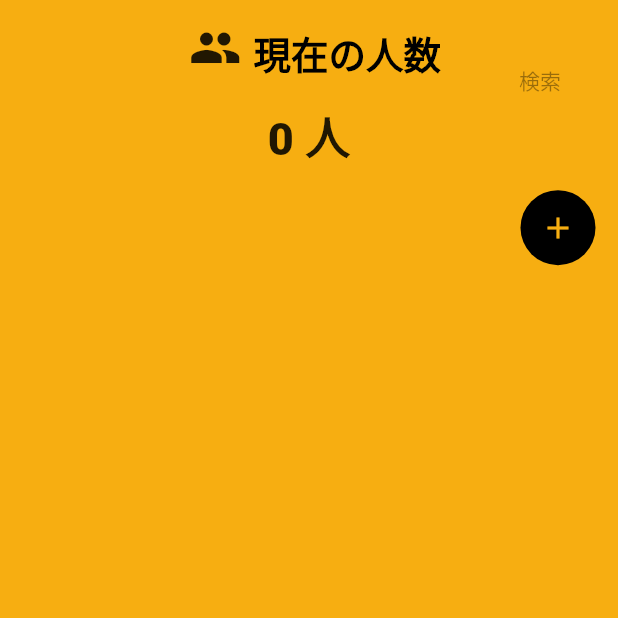
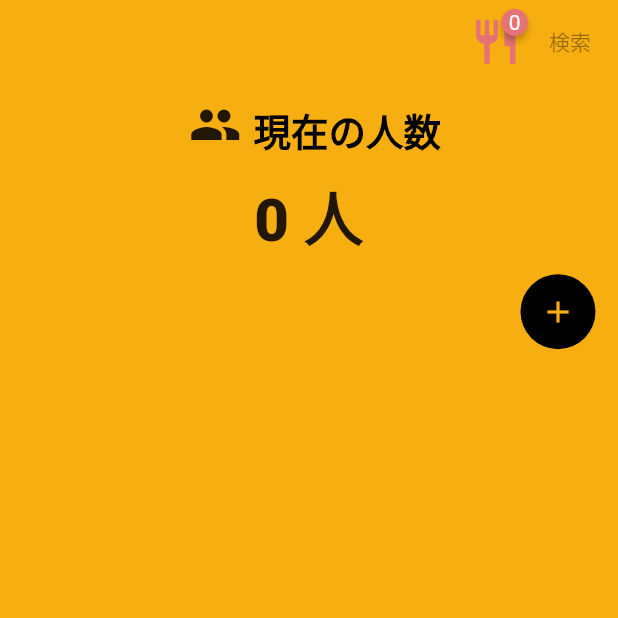
Before and after one commit to den0206/getx_map, a Flutter app: the screen it shows after launch, on a phone screen of 412 x 824 dp, the top half of it. Run offline on Flutter 3.47's test engine with Material 2 defaults, Android fonts, the phone set to English and light mode, and no system bars; drawn by our look-alikes of badges; our stand-ins replace convert, flutter_cache_manager, flutter_slidable, geolocator, get, get_storage and 2 more; missing offline and left inert: flexible_polyline, flutter_config, jp_prefecture; statements that could not run were skipped.

```diff
--- a/lib/src/model/shop.dart
+++ b/lib/src/model/shop.dart
@@ -18,6 +18,14 @@ class Shop {
   final String stationName;
   final String urls;
 
+  final String catchCopy;
+  final String avarage;
+  final int capacity;
+  final String couponUrls;
+  final String wifi;
+  final String smoking;
+  final String close;
+
   final Genre genre;
 
   bool get isFavorite {
@@ -33,12 +41,19 @@ class Shop {
     required this.address,
     required this.charter,
     required this.name,
+    required this.headerPhoto,
     required this.latLng,
     required this.photo,
-    required this.headerPhoto,
     required this.shopDetailMemo,
     required this.stationName,
     required this.urls,
+    required this.catchCopy,
+    required this.avarage,
+    required this.capacity,
+    required this.couponUrls,
+    required this.wifi,
+    required this.smoking,
+    required this.close,
     required this.genre,
   });
 
@@ -48,7 +63,7 @@ class Shop {
     final LatLng latLng = LatLng(lat, lng);
     return Shop(
       id: json['id'],
-      access: json['access'],
+      access: json['mobile_access'],
       address: json['address'],
       charter: json['charter'],
       name: json['name'],
@@ -59,6 +74,13 @@ class Shop {
       stationName: json['station_name'],
       urls: json['urls']["pc"],
       genre: Genre.fromJson(json['genre']),
+      avarage: json["budget"]["name"],
+      capacity: json["capacity"],
+      catchCopy: json["catch"],
+      couponUrls: json["coupon_urls"]["sp"],
+      wifi: json["wifi"],
+      smoking: json["non_smoking"],
+      close: json["close"],
     );
   }
 
@@ -79,6 +101,13 @@ class Shop {
       stationName: map['stationName'],
       urls: map['urls'],
       genre: Genre.fromJson(map['genre']),
+      avarage: map['avarage'],
+      capacity: map['capacity'],
+      catchCopy: map['catchCopy'],
+      couponUrls: map['couponUrls'],
+      close: map['close'],
+      smoking: map['smoking'],
+      wifi: map['wifi'],
     );
   }
 
@@ -97,6 +126,13 @@ class Shop {
       'stationName': stationName,
       'urls': urls,
       'genre': genre.toMap(),
+      'avarage': avarage,
+      'capacity': capacity,
+      'catchCopy': catchCopy,
+      'couponUrls': couponUrls,
+      'open': close,
+      'smoking': smoking,
+      'wifi': wifi,
     };
   }
 
--- a/lib/src/screen/home/home_screen.dart
+++ b/lib/src/screen/home/home_screen.dart
@@ -4,6 +4,7 @@ import 'package:get/get.dart';
 import 'package:getx_map/src/model/station.dart';
 import 'package:getx_map/src/screen/home/home_controller.dart';
 import 'package:getx_map/src/screen/widget/animated_widget.dart';
+import 'package:getx_map/src/screen/widget/custom_badges.dart';
 import 'package:getx_map/src/utils/common_icon.dart';
 import 'package:getx_map/src/utils/consts_color.dart';
 
@@ -18,9 +19,28 @@ class HomeScreen extends StatelessWidget {
       init: HomeController(),
       builder: (controller) {
         return Scaffold(
-          body: Stack(
-            children: [
-              SafeArea(
+          appBar: AppBar(
+            backgroundColor: Colors.transparent,
+            elevation: 0,
+            actions: [
+              FavoriteShopBadge(),
+              TextButton(
+                style: TextButton.styleFrom(
+                  textStyle: TextStyle(
+                      fontWeight: FontWeight.w500, color: Colors.black),
+                ),
+                child: Text(
+                  "検索",
+                ),
+                onPressed: controller.completeStations.length < 2
+                    ? null
+                    : () {
+                        controller.pushMapScreen();
+                      },
+              ),
+            ],
+          ),
+          body: SafeArea(
             child: Column(
               children: [
                 Container(
@@ -33,8 +53,8 @@ class HomeScreen extends StatelessWidget {
                           children: [
                             WidgetSpan(
                               child: Padding(
-                                    padding: const EdgeInsets.symmetric(
-                                        horizontal: 8),
+                                padding:
+                                    const EdgeInsets.symmetric(horizontal: 8),
                                 child: Icon(
                                   Icons.group,
                                   size: 35,
@@ -56,7 +76,7 @@ class HomeScreen extends StatelessWidget {
                         () => Text(
                           "${controller.completeStations.length.toString()} 人",
                           style: TextStyle(
-                                  fontSize: 30, fontWeight: FontWeight.w800),
+                              fontSize: 40, fontWeight: FontWeight.w800),
                         ),
                       )
                     ],
@@ -104,26 +124,6 @@ class HomeScreen extends StatelessWidget {
                 // if (controller.stations.length <= 5) CommonCell(),
               ],
             ),
-              ),
-              Positioned(
-                top: 30,
-                right: 20,
-                child: TextButton(
-                  style: TextButton.styleFrom(
-                    textStyle: TextStyle(
-                        fontWeight: FontWeight.w500, color: Colors.black),
-                  ),
-                  child: Text(
-                    "検索",
-                  ),
-                  onPressed: controller.completeStations.length < 2
-                      ? null
-                      : () {
-                          controller.pushMapScreen();
-                        },
-                ),
-              ),
-            ],
           ),
         );
       },
```
Also changed, not shown: lib/src/screen/map/main_bar/main_bar_screen.dart (+13 -12 lines), lib/src/screen/map/map_controller.dart (+9 -3 lines), lib/src/screen/map/map_screen.dart (+19 -18 lines), lib/src/screen/shop_detail/shop_datail_screen.dart (+121 -40 lines), lib/src/screen/widget/icon_text.dart (added, +45 -0 lines). Lines whose indentation alone changed are shown as unchanged.
